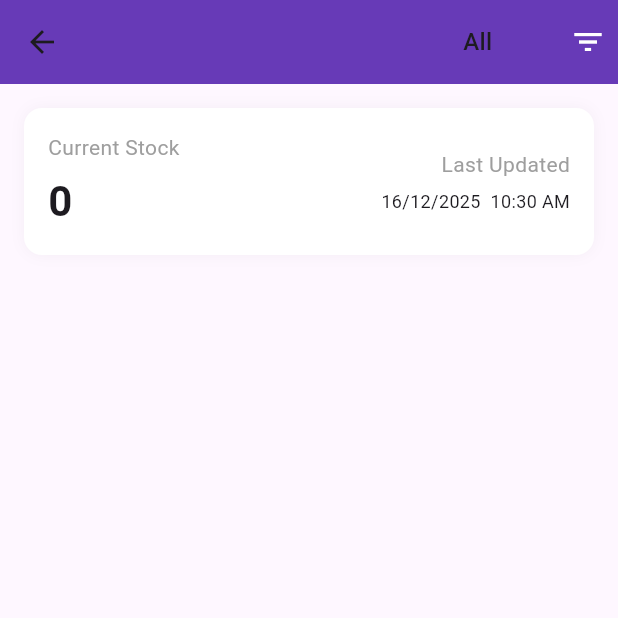
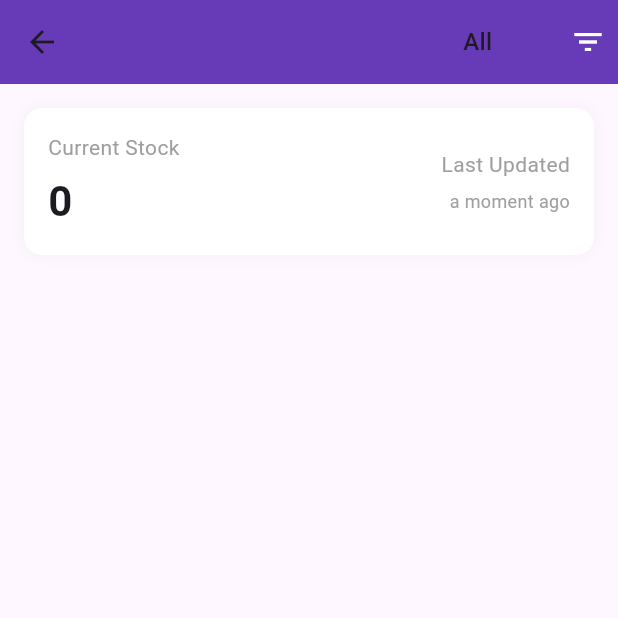
Before and after one commit to umeshsachala/sudama_milk, a Flutter app: the ItemDetailScreen screen opened directly with empty values, on a phone screen of 412 x 824 dp, the top half of it. Run offline on Flutter 3.47's test engine with Material 3 defaults, Android fonts, the phone set to English and light mode, and no system bars; our stand-ins replace cloud_firestore, firebase_auth, firebase_core, google_sign_in, timeago; accounts and stored records are empty.

Commit message:
jay hoooooooo00 2222

```diff
--- a/lib/screens/item_management/item_detail_screen.dart
+++ b/lib/screens/item_management/item_detail_screen.dart
@@ -1,5 +1,6 @@
 import 'package:cloud_firestore/cloud_firestore.dart';
 import 'package:flutter/material.dart';
+import 'package:timeago/timeago.dart' as timeago;
 
 class ItemDetailScreen extends StatefulWidget {
   final String itemId;
@@ -23,6 +24,18 @@ class _ItemDetailScreenState extends State<ItemDetailScreen> {
 
   String _filter = 'all'; // all | in | out
 
+  // 🔥 AGO TIME FUNCTION (ONLY ADDITION)
+  String _agoTime(dynamic ts) {
+    if (ts == null) return '';
+    if (ts is Timestamp) {
+      return timeago.format(ts.toDate());
+    } else if (ts is DateTime) {
+      return timeago.format(ts);
+    }
+    return '';
+  }
+
+  // (Kept for safety, not used now)
   String _formatDateTime(DateTime dt) {
     final day = dt.day.toString().padLeft(2, '0');
     final month = dt.month.toString().padLeft(2, '0');
@@ -79,7 +92,6 @@ class _ItemDetailScreenState extends State<ItemDetailScreen> {
                 final data = snap.data!.data() as Map<String, dynamic>;
                 final stock = data['stock'] ?? 0;
                 final ts = data['updatedAt'] as Timestamp?;
-                final updated = ts?.toDate() ?? DateTime.now();
 
                 return Container(
                   padding: const EdgeInsets.all(16),
@@ -115,8 +127,11 @@ class _ItemDetailScreenState extends State<ItemDetailScreen> {
                           const Text("Last Updated",
                               style: TextStyle(color: Colors.grey)),
                           const SizedBox(height: 6),
-                          Text(_formatDateTime(updated),
-                              style: const TextStyle(fontSize: 12)),
+                          Text(
+                            _agoTime(ts), // 🔥 AGO TIME
+                            style: const TextStyle(
+                                fontSize: 12, color: Colors.grey),
+                          ),
                         ],
                       ),
                     ],
@@ -171,8 +186,6 @@ class _ItemDetailScreenState extends State<ItemDetailScreen> {
                           data['type'].toString().toLowerCase() == 'in';
                       final qty = data['qty'] ?? 0;
                       final ts = data['timestamp'] as Timestamp?;
-                      final time =
-                      ts == null ? '' : _formatDateTime(ts.toDate());
 
                       return Container(
                         padding: const EdgeInsets.all(12),
@@ -202,7 +215,7 @@ class _ItemDetailScreenState extends State<ItemDetailScreen> {
                               crossAxisAlignment: CrossAxisAlignment.end,
                               children: [
                                 Text(
-                                  time,
+                                  _agoTime(ts), // 🔥 AGO TIME
                                   style: const TextStyle(
                                       fontSize: 12,
                                       color: Colors.grey),
```
